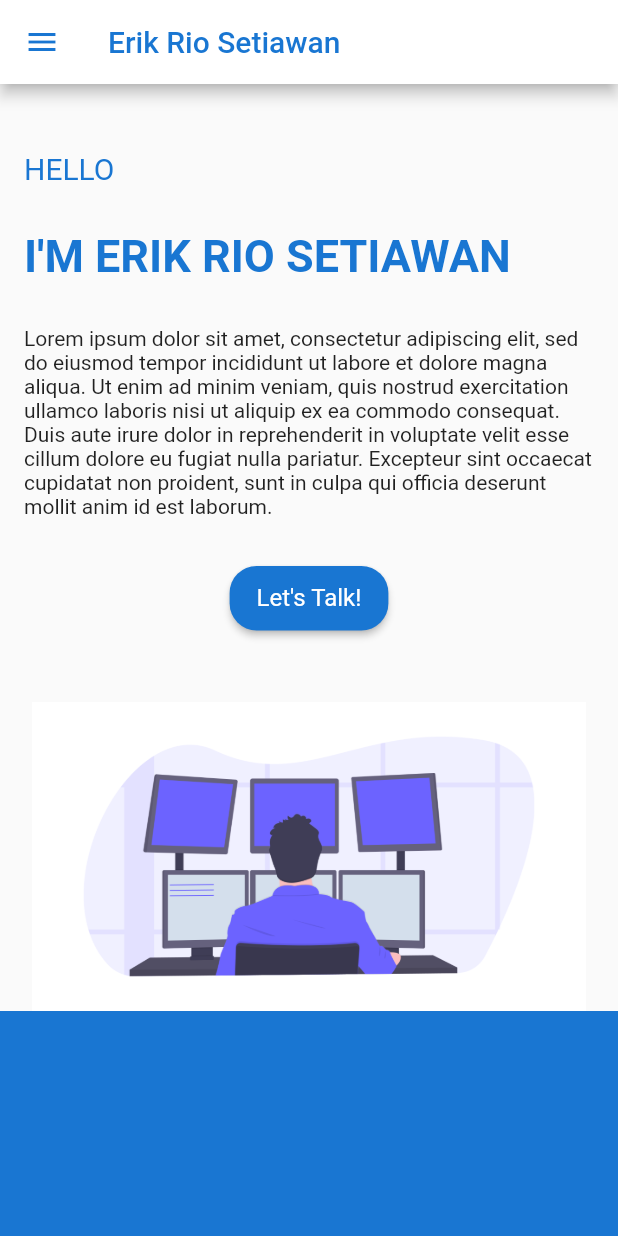
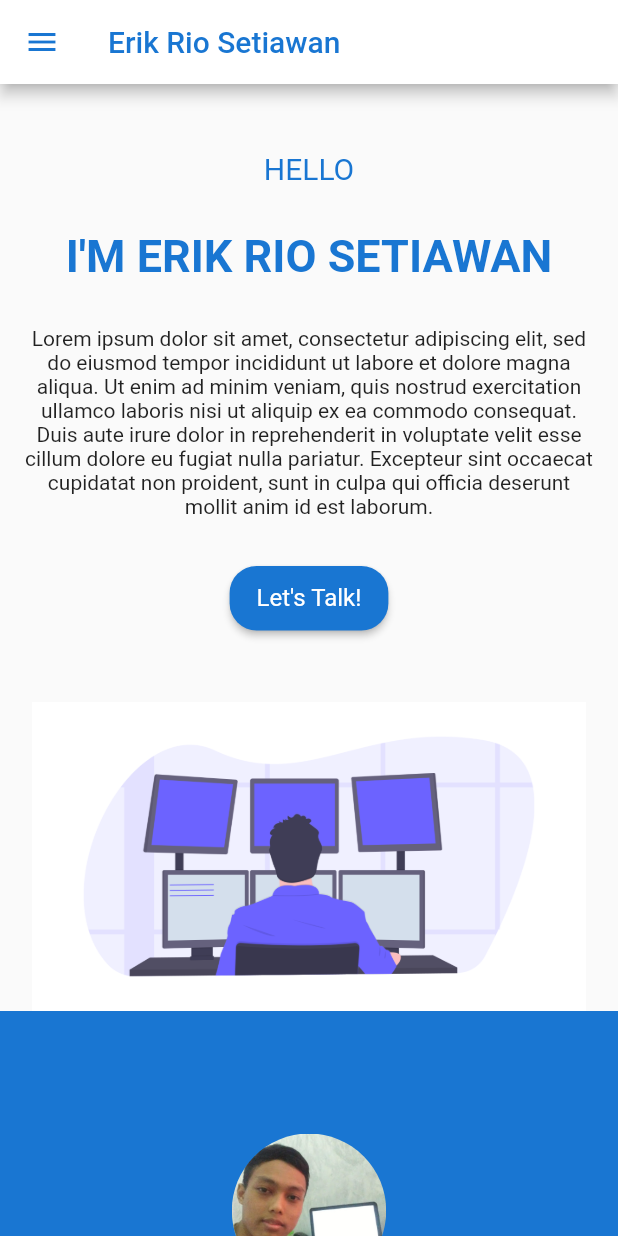
Before and after one commit to erikrios/my-portofolio-flutter, a Flutter app: the screen it shows after launch, on a phone screen of 412 x 824 dp. Run offline on Flutter 3.47's test engine with Material 2 defaults, Android fonts, the phone set to English and light mode, and no system bars; our stand-ins replace carousel_slider, google_fonts; missing offline and left inert: dart:html.

Commit message:
Improve the responsive layout

```diff
--- a/lib/pages/sections/introduction.dart
+++ b/lib/pages/sections/introduction.dart
@@ -1,3 +1,4 @@
+import 'package:flutter/cupertino.dart';
 import 'package:flutter/material.dart';
 import 'package:my_portofolio_flutter/responsive/screen_size.dart';
 import 'package:url_launcher/url_launcher.dart';
@@ -17,6 +18,8 @@ class Introduction extends StatelessWidget {
       height: this.height * 3 / 4,
       child: isSmallOrNormalScreen
           ? Column(
+              mainAxisAlignment: MainAxisAlignment.spaceEvenly,
+              crossAxisAlignment: CrossAxisAlignment.center,
               children: [
                 Flexible(
                   flex: 2,
@@ -54,10 +57,14 @@ class Introduction extends StatelessWidget {
           : EdgeInsets.symmetric(horizontal: 50, vertical: 50),
       child: Column(
         mainAxisAlignment: MainAxisAlignment.spaceEvenly,
-        crossAxisAlignment: CrossAxisAlignment.start,
+        crossAxisAlignment: isSmallOrNormalScreen
+            ? CrossAxisAlignment.center
+            : CrossAxisAlignment.start,
         children: [
           Text(
             'Hello'.toUpperCase(),
+            textAlign:
+                isSmallOrNormalScreen ? TextAlign.center : TextAlign.left,
             style: TextStyle(
               color: Colors.blue.shade700,
               fontSize: isSmallOrNormalScreen ? 20.0 : 30.0,
@@ -65,6 +72,8 @@ class Introduction extends StatelessWidget {
           ),
           Text(
             "I'm Erik Rio Setiawan".toUpperCase(),
+            textAlign:
+                isSmallOrNormalScreen ? TextAlign.center : TextAlign.left,
             style: TextStyle(
               color: Colors.blue.shade700,
               fontWeight: FontWeight.bold,
@@ -75,6 +84,8 @@ class Introduction extends StatelessWidget {
             "Lorem ipsum dolor sit amet, consectetur adipiscing elit, sed do eiusmod tempor incididunt ut labore et dolore magna aliqua. Ut enim ad minim veniam, quis nostrud exercitation ullamco laboris nisi ut aliquip ex ea commodo consequat. Duis aute irure dolor in reprehenderit in voluptate velit esse cillum dolore eu fugiat nulla pariatur. Excepteur sint occaecat cupidatat non proident, sunt in culpa qui officia deserunt mollit anim id est laborum.",
             maxLines: isSmallOrNormalScreen ? 10 : 6,
             overflow: TextOverflow.ellipsis,
+            textAlign:
+                isSmallOrNormalScreen ? TextAlign.center : TextAlign.left,
             style: TextStyle(
               fontSize: isSmallOrNormalScreen ? 14.0 : 16.0,
             ),
--- a/lib/pages/sections/resume.dart
+++ b/lib/pages/sections/resume.dart
@@ -1,24 +1,70 @@
 import 'dart:ui';
 
 import 'package:flutter/material.dart';
+import 'package:my_portofolio_flutter/responsive/screen_size.dart';
 import 'package:url_launcher/url_launcher.dart';
 
 class Resume extends StatelessWidget {
+  final ScreenSize screenSize;
   final double height;
 
-  Resume({required this.height});
+  Resume({required this.screenSize, required this.height});
 
   @override
   Widget build(BuildContext context) {
     double width = MediaQuery.of(context).size.width;
+    final bool _isSmallOrNormalScreen =
+        screenSize == ScreenSize.SMALL || screenSize == ScreenSize.NORMAL;
+
     return Container(
+      padding: EdgeInsets.all(
+        _isSmallOrNormalScreen ? 16.0 : 40.0,
+      ),
       color: Colors.blue.shade700,
-      height: height,
-      child: Row(
+      height: height * 3 / 4,
+      child: _isSmallOrNormalScreen
+          ? Column(
+              mainAxisAlignment: MainAxisAlignment.spaceEvenly,
+              crossAxisAlignment: CrossAxisAlignment.center,
+              children: [
+                Flexible(
+                  flex: 2,
+                  child: _handlePhotos(
+                    isSmallOrNormalScreen: _isSmallOrNormalScreen,
+                    width: width,
+                  ),
+                ),
+                Flexible(
+                  flex: 3,
+                  child: _handleInfo(
+                    isSmallOrNormalScreen: _isSmallOrNormalScreen,
+                  ),
+                ),
+              ],
+            )
+          : Row(
               children: [
                 Flexible(
                   flex: 1,
-            child: Container(
+                  child: _handlePhotos(
+                    isSmallOrNormalScreen: _isSmallOrNormalScreen,
+                    width: width,
+                  ),
+                ),
+                Flexible(
+                  flex: 1,
+                  child: _handleInfo(
+                    isSmallOrNormalScreen: _isSmallOrNormalScreen,
+                  ),
+                ),
+              ],
+            ),
+    );
+  }
+
+  Widget _handlePhotos(
+      {required bool isSmallOrNormalScreen, required double width}) {
+    return Container(
       child: Center(
         child: Container(
           width: width * 1 / 4,
@@ -29,20 +75,25 @@ class Resume extends StatelessWidget {
           ),
         ),
       ),
-            ),
-          ),
-          Flexible(
-            flex: 1,
-            child: Container(
-              padding: EdgeInsets.only(right: 100, top: 50, bottom: 50),
+    );
+  }
+
+  Widget _handleInfo({required bool isSmallOrNormalScreen}) {
+    return Container(
+      padding: isSmallOrNormalScreen
+          ? EdgeInsets.all(16.0)
+          : EdgeInsets.only(right: 100, top: 50, bottom: 50),
       child: Column(
-                mainAxisAlignment: MainAxisAlignment.spaceEvenly,
+        mainAxisAlignment: isSmallOrNormalScreen
+            ? MainAxisAlignment.spaceBetween
+            : MainAxisAlignment.spaceEvenly,
         crossAxisAlignment: CrossAxisAlignment.center,
         children: [
           Text(
             'Hi, Nice to meet you.',
+            textAlign: TextAlign.center,
             style: TextStyle(
-                      fontSize: 26,
+              fontSize: isSmallOrNormalScreen ? 18.0 : 26.0,
               color: Colors.white,
               fontWeight: FontWeight.bold,
             ),
@@ -53,14 +104,13 @@ class Resume extends StatelessWidget {
             maxLines: 9,
             overflow: TextOverflow.ellipsis,
             style: TextStyle(
-                      fontSize: 16,
+              fontSize: isSmallOrNormalScreen ? 14.0 : 16.0,
               color: Colors.white,
             ),
           ),
           ElevatedButton(
             onPressed: () async {
-                      final String url =
-                          'https://www.linkedin.com/in/erikriosetiawan/';
+              final String url = 'https://www.linkedin.com/in/erikriosetiawan/';
               await canLaunch(url)
                   ? await launch(url)
                   : throw 'Could not launch $url';
@@ -68,16 +118,23 @@ class Resume extends StatelessWidget {
             child: Text('Download CV'),
             style: ButtonStyle(
               padding: MaterialStateProperty.all(
-                        EdgeInsets.symmetric(
-                          vertical: 14,
-                          horizontal: 24,
+                isSmallOrNormalScreen
+                    ? EdgeInsets.symmetric(
+                        vertical: 12.0,
+                        horizontal: 18.0,
+                      )
+                    : EdgeInsets.symmetric(
+                        vertical: 14.0,
+                        horizontal: 24.0,
                       ),
               ),
               textStyle: MaterialStateProperty.all(
-                        TextStyle(fontSize: 18.0, color: Colors.blue.shade700),
+                TextStyle(
+                  fontSize: isSmallOrNormalScreen ? 16.0 : 18.0,
+                  color: Colors.blue.shade700,
                 ),
-                      backgroundColor:
-                          MaterialStateProperty.all(Colors.amber.shade800),
+              ),
+              backgroundColor: MaterialStateProperty.all(Colors.amber.shade800),
               shape: MaterialStateProperty.all(
                 RoundedRectangleBorder(
                   borderRadius: BorderRadius.circular(18.0),
@@ -87,10 +144,6 @@ class Resume extends StatelessWidget {
           ),
         ],
       ),
-            ),
-          ),
-        ],
-      ),
     );
   }
 }
```
Lines whose indentation alone changed are shown as unchanged.
